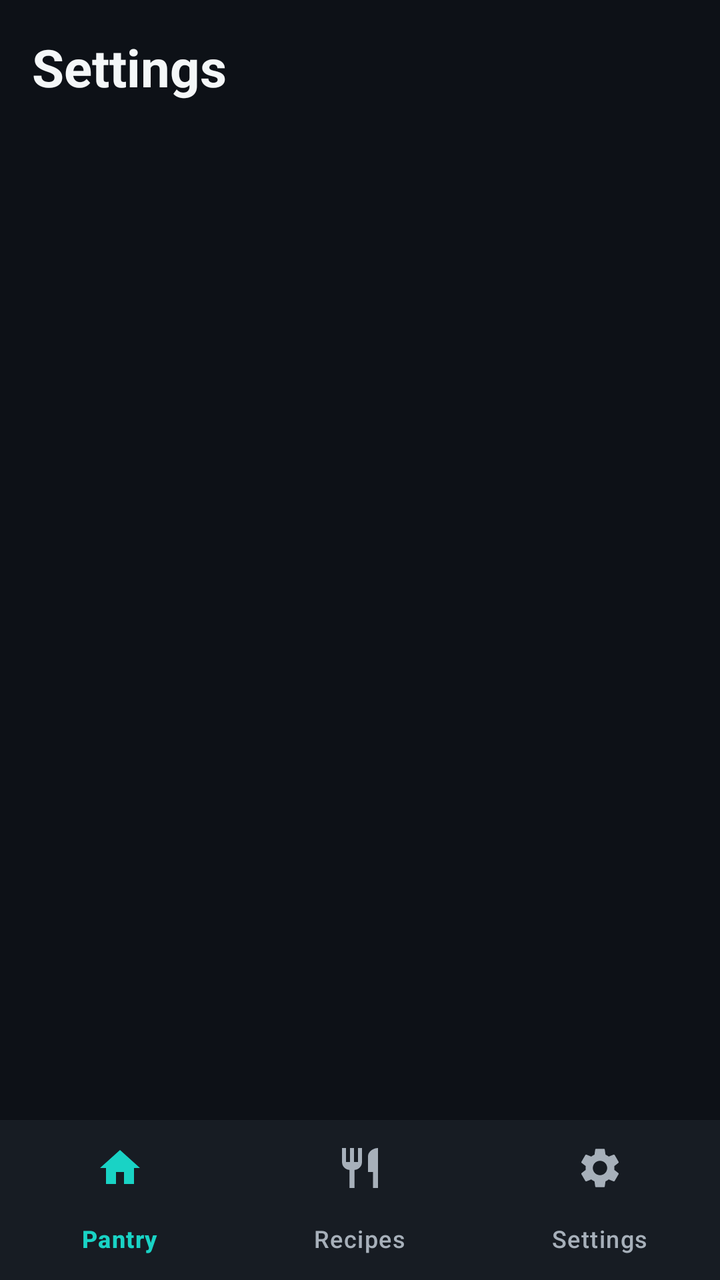
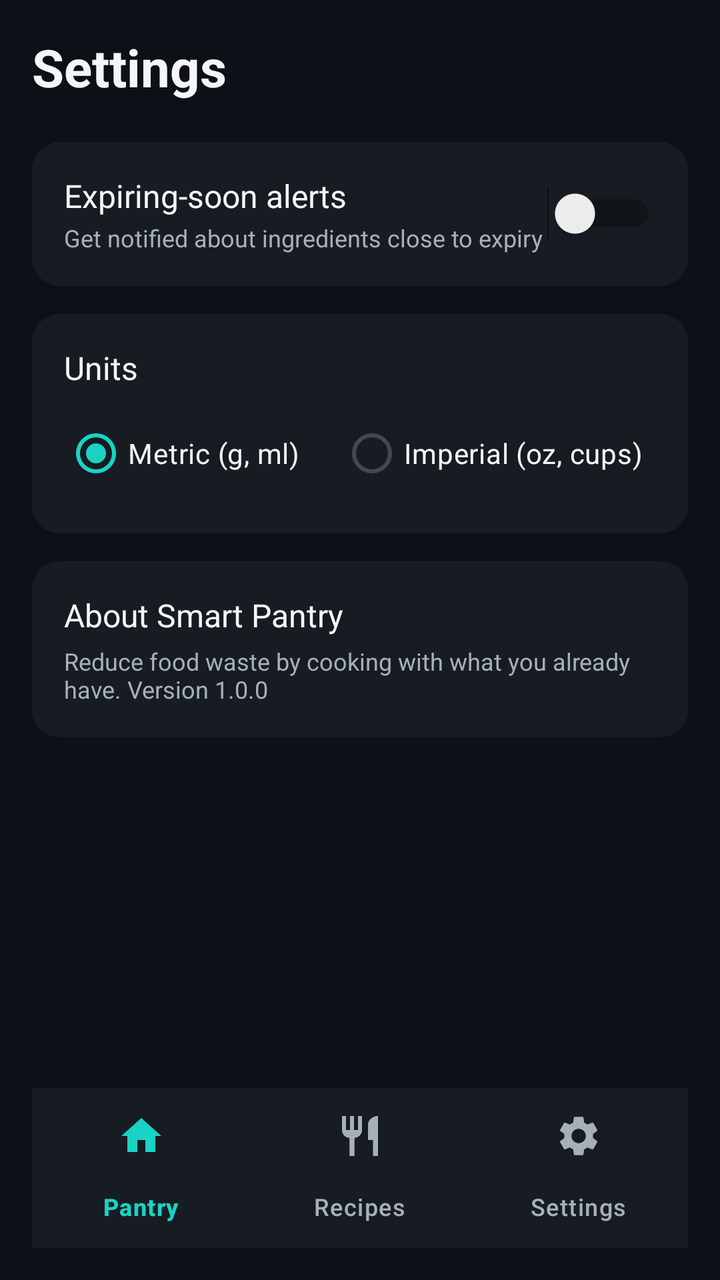

Before-and-after screenshots of an Android layout around one commit, followed by the original layout XML and the change that was made.
<!-- AndroidManifest.xml: application theme Theme.SmartPantryManager -->
<!-- res/layout/activity_settings.xml -->
<?xml version="1.0" encoding="utf-8"?>
<androidx.constraintlayout.widget.ConstraintLayout xmlns:android="http://schemas.android.com/apk/res/android"
    xmlns:app="http://schemas.android.com/apk/res-auto"
    android:layout_width="match_parent"
    android:layout_height="match_parent"
    android:background="@color/background">

    <TextView
        android:layout_width="wrap_content"
        android:layout_height="wrap_content"
        android:text="Settings"
        android:textColor="@color/text_main"
        android:textSize="26sp"
        android:textStyle="bold"
        android:layout_margin="16dp"
        app:layout_constraintTop_toTopOf="parent"
        app:layout_constraintStart_toStartOf="parent" />

    <com.google.android.material.bottomnavigation.BottomNavigationView
        android:id="@+id/bottomNavSettings"
        android:layout_width="match_parent"
        android:layout_height="wrap_content"
        android:background="@color/card_bg"
        app:itemIconTint="@color/bottom_nav_item_color"
        app:itemTextColor="@color/bottom_nav_item_color"
        app:menu="@menu/bottom_nav_menu"
        app:layout_constraintBottom_toBottomOf="parent" />

</androidx.constraintlayout.widget.ConstraintLayout>
<!-- resources referenced by this layout -->
<resources>
  <color name="background">#0D1117</color>
  <color name="card_bg">#171C23</color>
  <color name="text_main">#F4F7F8</color>
  <style name="Theme.SmartPantryManager" parent="Base.Theme.SmartPantryManager" />
  <style name="Base.Theme.SmartPantryManager" parent="Theme.Material3.DayNight.NoActionBar">
          <item name="android:windowBackground">@color/background</item>
          <item name="colorPrimary">@color/primary_aqua</item>
          <item name="colorOnPrimary">@color/background</item>
          <item name="android:textColorPrimary">@color/text_main</item>
          <item name="android:textColorSecondary">@color/text_secondary</item>
      </style>
  <color name="primary_aqua">#19D3C5</color>
  <color name="text_secondary">#A7B0BA</color>
</resources>

<!-- the commit's change to res/layout/activity_settings.xml (unified diff, before → after) -->
@@ -3,18 +3,140 @@
     xmlns:app="http://schemas.android.com/apk/res-auto"
     android:layout_width="match_parent"
     android:layout_height="match_parent"
-    android:background="@color/background">
+    android:background="@color/background"
+    android:padding="16dp">
 
     <TextView
+        android:id="@+id/textSettingsTitle"
         android:layout_width="wrap_content"
         android:layout_height="wrap_content"
         android:text="Settings"
         android:textColor="@color/text_main"
         android:textSize="26sp"
         android:textStyle="bold"
-        android:layout_margin="16dp"
         app:layout_constraintTop_toTopOf="parent"
         app:layout_constraintStart_toStartOf="parent" />
+
+    
+    <LinearLayout
+        android:id="@+id/rowExpiryAlerts"
+        android:layout_width="0dp"
+        android:layout_height="wrap_content"
+        android:orientation="horizontal"
+        android:gravity="center_vertical"
+        android:background="@drawable/bg_card"
+        android:padding="16dp"
+        android:layout_marginTop="20dp"
+        app:layout_constraintTop_toBottomOf="@id/textSettingsTitle"
+        app:layout_constraintStart_toStartOf="parent"
+        app:layout_constraintEnd_toEndOf="parent">
+
+        <LinearLayout
+            android:layout_width="0dp"
+            android:layout_height="wrap_content"
+            android:layout_weight="1"
+            android:orientation="vertical">
+
+            <TextView
+                android:layout_width="wrap_content"
+                android:layout_height="wrap_content"
+                android:text="Expiring-soon alerts"
+                android:textColor="@color/text_main"
+                android:textSize="16sp" />
+
+            <TextView
+                android:layout_width="wrap_content"
+                android:layout_height="wrap_content"
+                android:text="Get notified about ingredients close to expiry"
+                android:textColor="@color/text_secondary"
+                android:textSize="12sp"
+                android:layout_marginTop="2dp" />
+
+        </LinearLayout>
+
+        <Switch
+            android:id="@+id/switchExpiryAlerts"
+            android:layout_width="wrap_content"
+            android:layout_height="wrap_content" />
+
+    </LinearLayout>
+
+    
+    <LinearLayout
+        android:id="@+id/rowUnits"
+        android:layout_width="0dp"
+        android:layout_height="wrap_content"
+        android:orientation="vertical"
+        android:background="@drawable/bg_card"
+        android:padding="16dp"
+        android:layout_marginTop="14dp"
+        app:layout_constraintTop_toBottomOf="@id/rowExpiryAlerts"
+        app:layout_constraintStart_toStartOf="parent"
+        app:layout_constraintEnd_toEndOf="parent">
+
+        <TextView
+            android:layout_width="wrap_content"
+            android:layout_height="wrap_content"
+            android:text="Units"
+            android:textColor="@color/text_main"
+            android:textSize="16sp" />
+
+        <RadioGroup
+            android:id="@+id/radioGroupUnits"
+            android:layout_width="wrap_content"
+            android:layout_height="wrap_content"
+            android:orientation="horizontal"
+            android:layout_marginTop="8dp">
+
+            <RadioButton
+                android:id="@+id/radioMetric"
+                android:layout_width="wrap_content"
+                android:layout_height="wrap_content"
+                android:text="Metric (g, ml)"
+                android:textColor="@color/text_main"
+                android:checked="true" />
+
+            <RadioButton
+                android:id="@+id/radioImperial"
+                android:layout_width="wrap_content"
+                android:layout_height="wrap_content"
+                android:text="Imperial (oz, cups)"
+                android:textColor="@color/text_main"
+                android:layout_marginStart="20dp" />
+
+        </RadioGroup>
+
+    </LinearLayout>
+
+    
+    <LinearLayout
+        android:id="@+id/rowAbout"
+        android:layout_width="0dp"
+        android:layout_height="wrap_content"
+        android:orientation="vertical"
+        android:background="@drawable/bg_card"
+        android:padding="16dp"
+        android:layout_marginTop="14dp"
+        app:layout_constraintTop_toBottomOf="@id/rowUnits"
+        app:layout_constraintStart_toStartOf="parent"
+        app:layout_constraintEnd_toEndOf="parent">
+
+        <TextView
+            android:layout_width="wrap_content"
+            android:layout_height="wrap_content"
+            android:text="About Smart Pantry"
+            android:textColor="@color/text_main"
+            android:textSize="16sp" />
+
+        <TextView
+            android:layout_width="wrap_content"
+            android:layout_height="wrap_content"
+            android:text="Reduce food waste by cooking with what you already have. Version 1.0.0"
+            android:textColor="@color/text_secondary"
+            android:textSize="12sp"
+            android:layout_marginTop="4dp" />
+
+    </LinearLayout>
 
     <com.google.android.material.bottomnavigation.BottomNavigationView
         android:id="@+id/bottomNavSettings"
<!-- resource entries referenced after the edit -->
@@ -13,5 +13,11 @@
       </style>
   <color name="primary_aqua">#19D3C5</color>
   <color name="text_secondary">#A7B0BA</color>
+  <!-- drawable bg_card (drawable) -->
+  <?xml version="1.0" encoding="utf-8"?>
+  <shape xmlns:android="http://schemas.android.com/apk/res/android">
+      <solid android:color="@color/card_bg" />
+      <corners android:radius="14dp" />
+  </shape>
 </resources>
 
